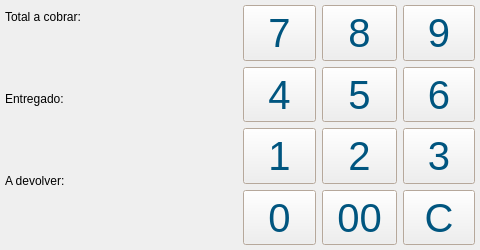
eboladev/Bulmages-1, file bulmages/bulmatpv/plugins/plugincobrar/cobrarbase.ui: the form before one commit.
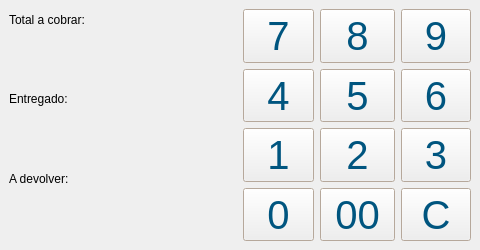
The form after the commit.

The edit to the form file:
```diff
--- a/bulmages/bulmatpv/plugins/plugincobrar/cobrarbase.ui
+++ b/bulmages/bulmatpv/plugins/plugincobrar/cobrarbase.ui
@@ -19,20 +19,20 @@
    <string>Dialog</string>
   </property>
   <layout class="QGridLayout" >
-   <property name="leftMargin" >
-    <number>5</number>
+   <property name="margin" >
+    <number>9</number>
    </property>
-   <property name="topMargin" >
-    <number>5</number>
-   </property>
-   <property name="rightMargin" >
-    <number>5</number>
-   </property>
-   <property name="bottomMargin" >
-    <number>5</number>
+   <property name="spacing" >
+    <number>6</number>
    </property>
    <item row="0" column="0" >
     <layout class="QVBoxLayout" >
+     <property name="margin" >
+      <number>0</number>
+     </property>
+     <property name="spacing" >
+      <number>6</number>
+     </property>
      <item>
       <widget class="QLabel" name="label" >
        <property name="text" >
@@ -121,10 +121,18 @@
    </item>
    <item row="0" column="1" >
     <layout class="QGridLayout" >
+     <property name="margin" >
+      <number>0</number>
+     </property>
+     <property name="spacing" >
+      <number>6</number>
+     </property>
      <item row="0" column="0" >
       <widget class="QToolButton" name="mui_7" >
        <property name="sizePolicy" >
-        <sizepolicy vsizetype="Preferred" hsizetype="Preferred" >
+        <sizepolicy>
+         <hsizetype>0</hsizetype>
+         <vsizetype>0</vsizetype>
          <horstretch>0</horstretch>
          <verstretch>0</verstretch>
         </sizepolicy>
@@ -275,7 +283,9 @@
      <item row="0" column="1" >
       <widget class="QToolButton" name="mui_8" >
        <property name="sizePolicy" >
-        <sizepolicy vsizetype="Preferred" hsizetype="Preferred" >
+        <sizepolicy>
+         <hsizetype>0</hsizetype>
+         <vsizetype>0</vsizetype>
          <horstretch>0</horstretch>
          <verstretch>0</verstretch>
         </sizepolicy>
@@ -426,7 +436,9 @@
      <item row="0" column="2" >
       <widget class="QToolButton" name="mui_9" >
        <property name="sizePolicy" >
-        <sizepolicy vsizetype="Preferred" hsizetype="Preferred" >
+        <sizepolicy>
+         <hsizetype>0</hsizetype>
+         <vsizetype>0</vsizetype>
          <horstretch>0</horstretch>
          <verstretch>0</verstretch>
         </sizepolicy>
@@ -577,7 +589,9 @@
      <item row="1" column="0" >
       <widget class="QToolButton" name="mui_4" >
        <property name="sizePolicy" >
-        <sizepolicy vsizetype="Preferred" hsizetype="Preferred" >
+        <sizepolicy>
+         <hsizetype>0</hsizetype>
+         <vsizetype>0</vsizetype>
          <horstretch>0</horstretch>
          <verstretch>0</verstretch>
         </sizepolicy>
@@ -728,7 +742,9 @@
      <item row="1" column="1" >
       <widget class="QToolButton" name="mui_5" >
        <property name="sizePolicy" >
-        <sizepolicy vsizetype="Preferred" hsizetype="Preferred" >
+        <sizepolicy>
+         <hsizetype>0</hsizetype>
+         <vsizetype>0</vsizetype>
          <horstretch>0</horstretch>
          <verstretch>0</verstretch>
         </sizepolicy>
@@ -879,7 +895,9 @@
      <item row="1" column="2" >
       <widget class="QToolButton" name="mui_6" >
        <property name="sizePolicy" >
-        <sizepolicy vsizetype="Preferred" hsizetype="Preferred" >
+        <sizepolicy>
+         <hsizetype>0</hsizetype>
+         <vsizetype>0</vsizetype>
          <horstretch>0</horstretch>
          <verstretch>0</verstretch>
         </sizepolicy>
@@ -1033,7 +1051,9 @@
      <item row="2" column="0" >
       <widget class="QToolButton" name="mui_1" >
        <property name="sizePolicy" >
-        <sizepolicy vsizetype="Preferred" hsizetype="Preferred" >
+        <sizepolicy>
+         <hsizetype>0</hsizetype>
+         <vsizetype>0</vsizetype>
          <horstretch>0</horstretch>
          <verstretch>0</verstretch>
         </sizepolicy>
@@ -1184,7 +1204,9 @@
      <item row="2" column="1" >
       <widget class="QToolButton" name="mui_2" >
        <property name="sizePolicy" >
-        <sizepolicy vsizetype="Preferred" hsizetype="Preferred" >
+        <sizepolicy>
+         <hsizetype>0</hsizetype>
+         <vsizetype>0</vsizetype>
          <horstretch>0</horstretch>
          <verstretch>0</verstretch>
         </sizepolicy>
@@ -1335,7 +1357,9 @@
      <item row="2" column="2" >
       <widget class="QToolButton" name="mui_3" >
        <property name="sizePolicy" >
-        <sizepolicy vsizetype="Preferred" hsizetype="Preferred" >
+        <sizepolicy>
+         <hsizetype>0</hsizetype>
+         <vsizetype>0</vsizetype>
          <horstretch>0</horstretch>
          <verstretch>0</verstretch>
         </sizepolicy>
@@ -1486,7 +1510,9 @@
      <item row="3" column="0" >
       <widget class="QToolButton" name="mui_0" >
        <property name="sizePolicy" >
-        <sizepolicy vsizetype="Preferred" hsizetype="Preferred" >
+        <sizepolicy>
+         <hsizetype>0</hsizetype>
+         <vsizetype>0</vsizetype>
          <horstretch>0</horstretch>
          <verstretch>0</verstretch>
         </sizepolicy>
@@ -1637,7 +1663,9 @@
      <item row="3" column="1" >
       <widget class="QToolButton" name="mui_00" >
        <property name="sizePolicy" >
-        <sizepolicy vsizetype="Preferred" hsizetype="Preferred" >
+        <sizepolicy>
+         <hsizetype>0</hsizetype>
+         <vsizetype>0</vsizetype>
          <horstretch>0</horstretch>
          <verstretch>0</verstretch>
         </sizepolicy>
@@ -1788,7 +1816,9 @@
      <item row="3" column="2" >
       <widget class="QToolButton" name="mui_c" >
        <property name="sizePolicy" >
-        <sizepolicy vsizetype="Preferred" hsizetype="Preferred" >
+        <sizepolicy>
+         <hsizetype>0</hsizetype>
+         <vsizetype>0</vsizetype>
          <horstretch>0</horstretch>
          <verstretch>0</verstretch>
         </sizepolicy>
```
